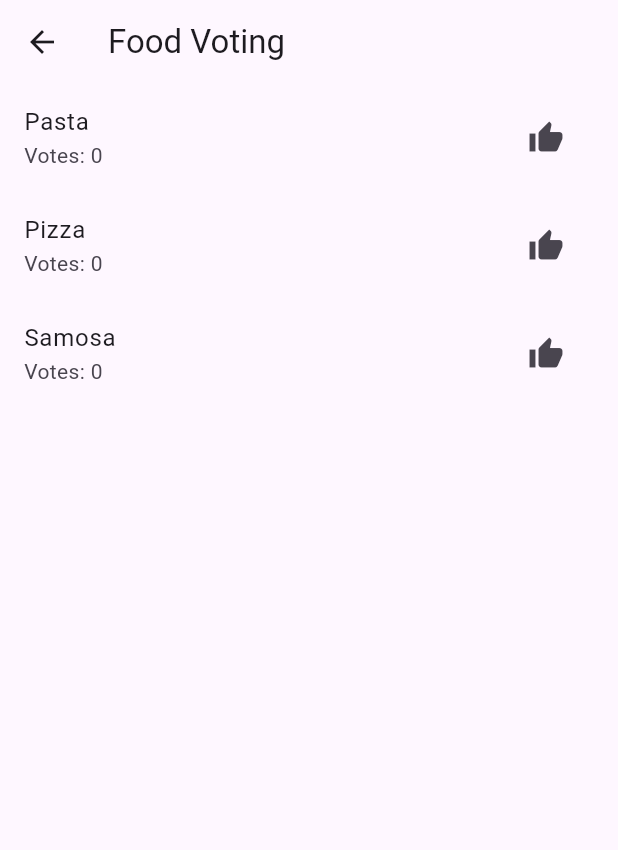
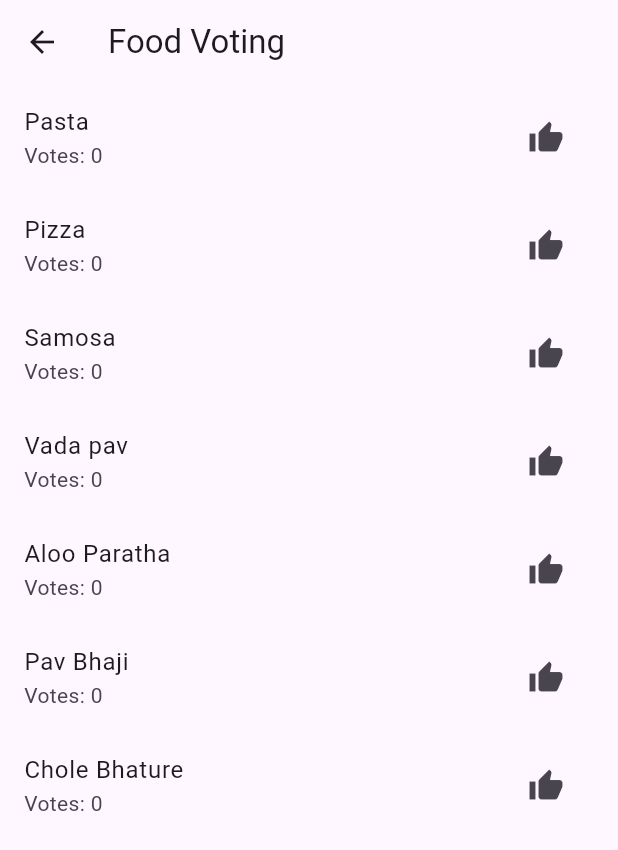
Before and after one commit to 0mptll/HostelBuzz, a Flutter app: the FoodVoteScreen screen opened by its route, on a phone screen of 412 x 824 dp. Shown: the top 850 px of the screen. Run offline on Flutter 3.47's test engine with Material 3 defaults, Android fonts, the phone set to English and light mode, and no system bars.

Commit message:
adding extra votes on food

```diff
--- a/lib/food_vote_screen.dart
+++ b/lib/food_vote_screen.dart
@@ -1,5 +1,5 @@
 import 'package:flutter/material.dart';
-import 'food_item.dart'; // Adjust path as necessary
+import 'food_item.dart';
 
 class FoodVoteScreen extends StatefulWidget {
   @override
@@ -11,6 +11,10 @@ class _FoodVoteScreenState extends State<FoodVoteScreen> {
     FoodItem(name: 'Pasta', votes: 0),
     FoodItem(name: 'Pizza', votes: 0),
     FoodItem(name: 'Samosa', votes: 0),
+    FoodItem(name: 'Vada pav', votes: 0),
+    FoodItem(name: 'Aloo Paratha',  votes: 0),
+    FoodItem(name: 'Pav Bhaji', votes: 0),
+    FoodItem(name: 'Chole Bhature', votes: 0),
   ];
 
   void _vote(int index) {
```
